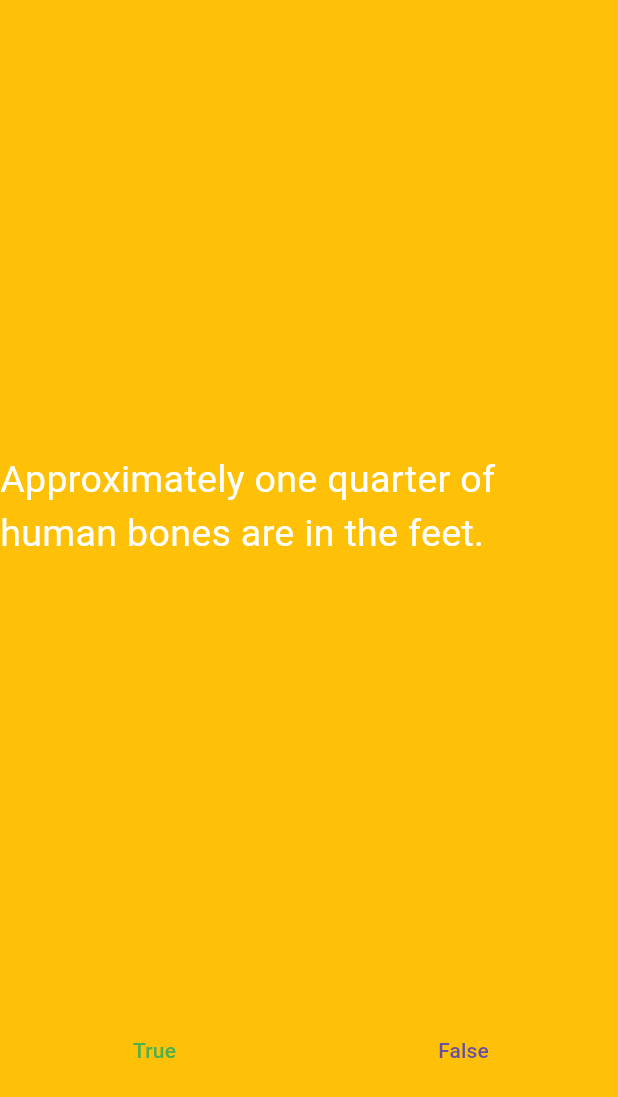
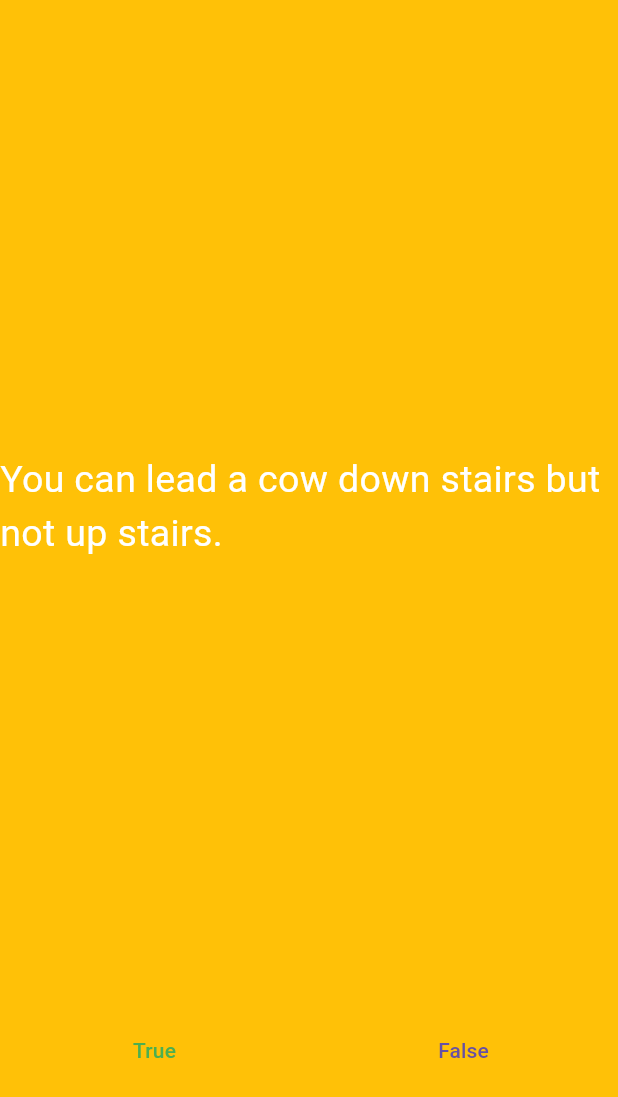
Before and after one commit to paolo249/quizzler_flutter, a Flutter app: the screen it shows after launch, after a tap on "True", on a phone screen of 412 x 824 dp. Shown: the top 1097 px of the screen. Run offline on Flutter 3.47's test engine with Material 3 defaults, Android fonts, the phone set to English and light mode, and no system bars.

Commit message:
Add instance of QuizBrain class called quizBrain

```diff
--- a/lib/main.dart
+++ b/lib/main.dart
@@ -1,5 +1,7 @@
 import 'package:flutter/material.dart';
-import 'package:quizzler_flutter/question.dart';
+// import 'package:quizzler_flutter/quiz_brain.dart';
+import 'quiz_brain.dart';
+
 
 void main() {
   runApp(const MyApp());
@@ -27,13 +29,13 @@ class QuizPage extends StatefulWidget {
 
 class _QuizPageState extends State<QuizPage> {
   List<Widget> scoreKeeper = [];
+  QuizBrain quizBrain = QuizBrain();
 
-
-  List<Question> questionBank = [
-    Question(questionText: 'You can lead a cow down stairs but not up stairs.', questionAnswer: false),
-    Question(questionText: 'Approximately one quarter of human bones are in the feet.', questionAnswer: true),
-    Question(questionText: 'A slug\'s blood is green.', questionAnswer: true)
-    ];
+  // List<Question> questionBank = [
+  //   Question(questionText: 'You can lead a cow down stairs but not up stairs.', questionAnswer: false),
+  //   Question(questionText: 'Approximately one quarter of human bones are in the feet.', questionAnswer: true),
+  //   Question(questionText: 'A slug\'s blood is green.', questionAnswer: true)
+  //   ];
 
   int questionNumber = 0;
 
@@ -50,7 +52,8 @@ class _QuizPageState extends State<QuizPage> {
               flex: 5,
               child: Center(
                   child: Text(
-                  questionBank[questionNumber].questionText,
+                  quizBrain.questionBank[questionNumber].questionText,
+
                 style: TextStyle(fontSize: 25.0, color: Colors.white),
                 // textAlign: TextAlign.center,
               ))),
@@ -67,7 +70,7 @@ class _QuizPageState extends State<QuizPage> {
                     //    scoreKeeper.add(Icon(Icons.check, color: Colors.green));
                     // });
                     setState(() {
-                      if(questionNumber == 2){
+                      if(questionNumber == 12){
                         return;
                       }
                       else{questionNumber++;}
--- a/lib/question.dart
+++ b/lib/question.dart
@@ -2,7 +2,11 @@ class Question {
   // Dart doesn't use private, public, protected keywords
   // because it provides privacy at the library level, not the class level.
   String questionText;
-  bool questionAnswer;
+  bool? questionAnswer;
+
+  Question(this.questionText, bool this.questionAnswer);
+
+
 
   // Usual Java constructor
   // Question(String questionText, bool questionAnswer) {
@@ -13,7 +17,9 @@ class Question {
 
 
 // Named Parameter with required annotation
-  Question({required this.questionText, required this.questionAnswer});
+  // Question({required this.questionText, required this.questionAnswer});
+
+
 
 
 // Positional Parameter
--- /dev/null
+++ b/lib/quiz_brain.dart
@@ -0,0 +1,36 @@
+import 'package:quizzler_flutter/question.dart';
+
+class QuizBrain {
+   List<Question> questionBank = [
+    Question('Some cats are actually allergic to humans', true),
+    Question('You can lead a cow down stairs but not up stairs.', false),
+    Question('Approximately one quarter of human bones are in the feet.', true),
+    Question('A slug\'s blood is green.', true),
+    Question('Buzz Aldrin\'s mother\'s maiden name was \"Moon\".', true),
+    Question('It is illegal to pee in the Ocean in Portugal.', true),
+    Question(
+        'No piece of square dry paper can be folded in half more than 7 times.',
+        false),
+    Question(
+        'In London, UK, if you happen to die in the House of Parliament, you are technically entitled to a state funeral, because the building is considered too sacred a place.',
+        true),
+    Question(
+        'The loudest sound produced by any animal is 188 decibels. That animal is the African Elephant.',
+        false),
+    Question(
+        'The total surface area of two human lungs is approximately 70 square metres.',
+        true),
+    Question('Google was originally called \"Backrub\".', true),
+    Question(
+        'Chocolate affects a dog\'s heart and nervous system; a few ounces are enough to kill a small dog.',
+        true),
+    Question(
+        'In West Virginia, USA, if you accidentally hit an animal with your car, you are free to take it home to eat.',
+        true),
+
+    ];
+
+
+
+
+}
```
